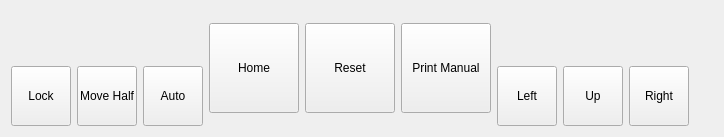
First picture: the form in indexerwidget.ui, repository mishkoLitvin/L_Aries-progect, before the edit.
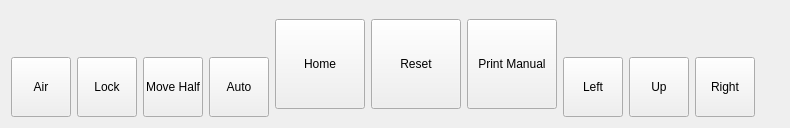
Second picture: the form after the edit. Icons and pictures are not drawn.

```diff
--- a/indexerwidget.ui
+++ b/indexerwidget.ui
@@ -6,8 +6,8 @@
    <rect>
     <x>0</x>
     <y>0</y>
-    <width>724</width>
-    <height>137</height>
+    <width>790</width>
+    <height>128</height>
    </rect>
   </property>
   <property name="windowTitle">
@@ -36,6 +36,38 @@
        </item>
        <item>
         <layout class="QHBoxLayout" name="horizontalLayout">
+         <item>
+          <widget class="QToolButton" name="pButtonAir">
+           <property name="minimumSize">
+            <size>
+             <width>60</width>
+             <height>60</height>
+            </size>
+           </property>
+           <property name="text">
+            <string>Air</string>
+           </property>
+           <property name="icon">
+            <iconset>
+             <normaloff>:/new/icons/icons/unlock.png</normaloff>:/new/icons/icons/unlock.png</iconset>
+           </property>
+           <property name="iconSize">
+            <size>
+             <width>40</width>
+             <height>40</height>
+            </size>
+           </property>
+           <property name="checkable">
+            <bool>true</bool>
+           </property>
+           <property name="checked">
+            <bool>false</bool>
+           </property>
+           <property name="toolButtonStyle">
+            <enum>Qt::ToolButtonTextUnderIcon</enum>
+           </property>
+          </widget>
+         </item>
          <item>
           <widget class="QToolButton" name="pButtonLock">
            <property name="minimumSize">
```
